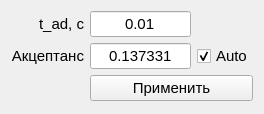
The window that adiabaticity.ui (fdult/acceptance_generator) describes before a commit, drawn with Qt 5.
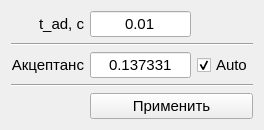
The same window after the commit.

The edit to the form file:
```diff
--- a/adiabaticity.ui
+++ b/adiabaticity.ui
@@ -17,7 +17,7 @@
    <string>Dialog</string>
   </property>
   <layout class="QGridLayout" name="gridLayout">
-   <item row="1" column="0">
+   <item row="2" column="0">
     <widget class="QLabel" name="label_2">
      <property name="font">
       <font>
@@ -32,6 +32,28 @@
      </property>
     </widget>
    </item>
+   <item row="1" column="0" colspan="3">
+    <widget class="Line" name="line">
+     <property name="orientation">
+      <enum>Qt::Horizontal</enum>
+     </property>
+    </widget>
+   </item>
+   <item row="0" column="0">
+    <widget class="QLabel" name="label">
+     <property name="font">
+      <font>
+       <pointsize>11</pointsize>
+      </font>
+     </property>
+     <property name="text">
+      <string>t_ad, с</string>
+     </property>
+     <property name="alignment">
+      <set>Qt::AlignRight|Qt::AlignTrailing|Qt::AlignVCenter</set>
+     </property>
+    </widget>
+   </item>
    <item row="0" column="1">
     <widget class="QLineEdit" name="lineEdit">
      <property name="font">
@@ -53,40 +75,7 @@
      </property>
     </widget>
    </item>
-   <item row="0" column="0">
-    <widget class="QLabel" name="label">
-     <property name="font">
-      <font>
-       <pointsize>11</pointsize>
-      </font>
-     </property>
-     <property name="text">
-      <string>t_ad, с</string>
-     </property>
-     <property name="alignment">
-      <set>Qt::AlignRight|Qt::AlignTrailing|Qt::AlignVCenter</set>
-     </property>
-    </widget>
-   </item>
-   <item row="1" column="1">
-    <widget class="QLineEdit" name="lineEdit_2">
-     <property name="font">
-      <font>
-       <pointsize>11</pointsize>
-      </font>
-     </property>
-     <property name="focusPolicy">
-      <enum>Qt::ClickFocus</enum>
-     </property>
-     <property name="text">
-      <string>0.137331</string>
-     </property>
-     <property name="alignment">
-      <set>Qt::AlignCenter</set>
-     </property>
-    </widget>
-   </item>
-   <item row="1" column="2">
+   <item row="2" column="2">
     <widget class="QCheckBox" name="checkBox">
      <property name="font">
       <font>
@@ -101,7 +90,25 @@
      </property>
     </widget>
    </item>
-   <item row="2" column="1" colspan="2">
+   <item row="2" column="1">
+    <widget class="QLineEdit" name="lineEdit_2">
+     <property name="font">
+      <font>
+       <pointsize>11</pointsize>
+      </font>
+     </property>
+     <property name="focusPolicy">
+      <enum>Qt::ClickFocus</enum>
+     </property>
+     <property name="text">
+      <string>0.137331</string>
+     </property>
+     <property name="alignment">
+      <set>Qt::AlignCenter</set>
+     </property>
+    </widget>
+   </item>
+   <item row="4" column="1" colspan="2">
     <widget class="QPushButton" name="pushButton">
      <property name="font">
       <font>
@@ -116,6 +123,13 @@
      </property>
     </widget>
    </item>
+   <item row="3" column="0" colspan="3">
+    <widget class="Line" name="line_2">
+     <property name="orientation">
+      <enum>Qt::Horizontal</enum>
+     </property>
+    </widget>
+   </item>
   </layout>
  </widget>
  <resources/>
```
